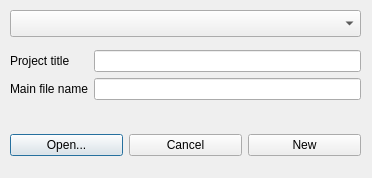
Old version of the form dtide/ui/splash.ui in the repository DCPUTeam/DCPUToolchain.
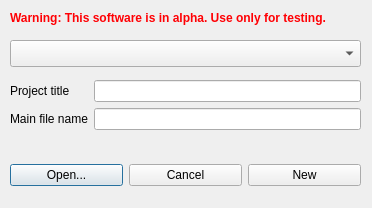
New version of the form.

Commit message: Move warning to Qt designer file, from autogenerated file

Diff of the .ui file:
```diff
--- a/dtide/ui/splash.ui
+++ b/dtide/ui/splash.ui
@@ -10,7 +10,7 @@
     <x>0</x>
     <y>0</y>
     <width>372</width>
-    <height>178</height>
+    <height>208</height>
    </rect>
   </property>
   <property name="windowTitle">
@@ -20,7 +20,7 @@
    <property name="geometry">
     <rect>
      <x>10</x>
-     <y>130</y>
+     <y>160</y>
      <width>351</width>
      <height>31</height>
     </rect>
@@ -53,7 +53,7 @@
    <property name="geometry">
     <rect>
      <x>10</x>
-     <y>10</y>
+     <y>40</y>
      <width>351</width>
      <height>27</height>
     </rect>
@@ -63,7 +63,7 @@
    <property name="geometry">
     <rect>
      <x>10</x>
-     <y>50</y>
+     <y>80</y>
      <width>351</width>
      <height>71</height>
     </rect>
@@ -91,6 +91,19 @@
     </item>
    </layout>
   </widget>
+  <widget class="QLabel" name="label_3">
+   <property name="geometry">
+    <rect>
+     <x>10</x>
+     <y>10</y>
+     <width>351</width>
+     <height>16</height>
+    </rect>
+   </property>
+   <property name="text">
+    <string>&lt;html&gt;&lt;head/&gt;&lt;body&gt;&lt;p&gt;&lt;span style=&quot; font-weight:600; color:#ff0004;&quot;&gt;Warning: This software is in alpha. Use only for testing.&lt;/span&gt;&lt;/p&gt;&lt;/body&gt;&lt;/html&gt;</string>
+   </property>
+  </widget>
  </widget>
  <resources/>
  <connections/>
```
The commit also changes 1 other file.
